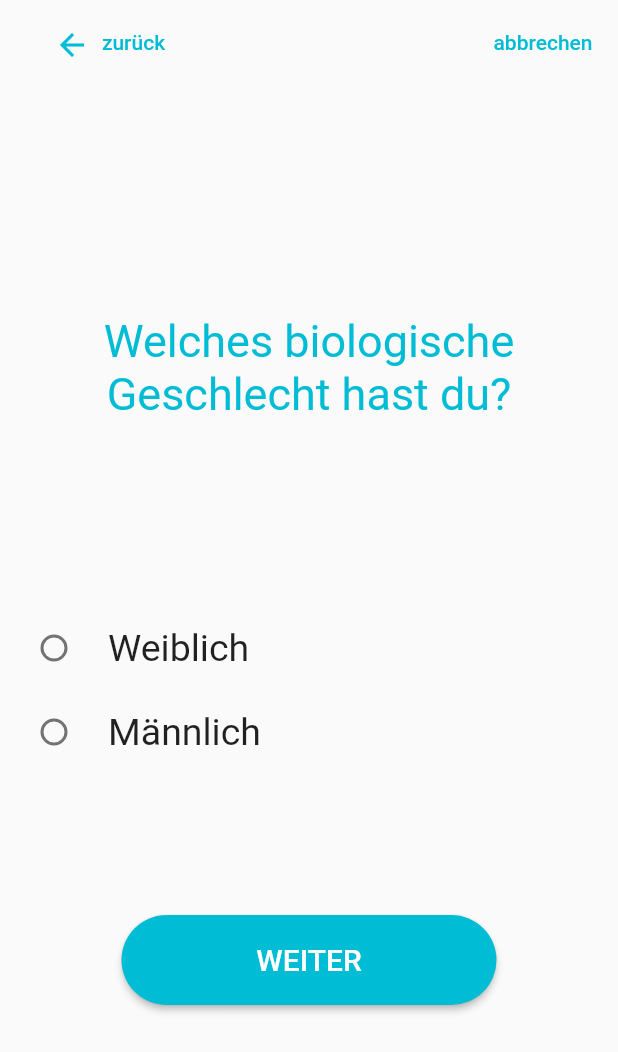
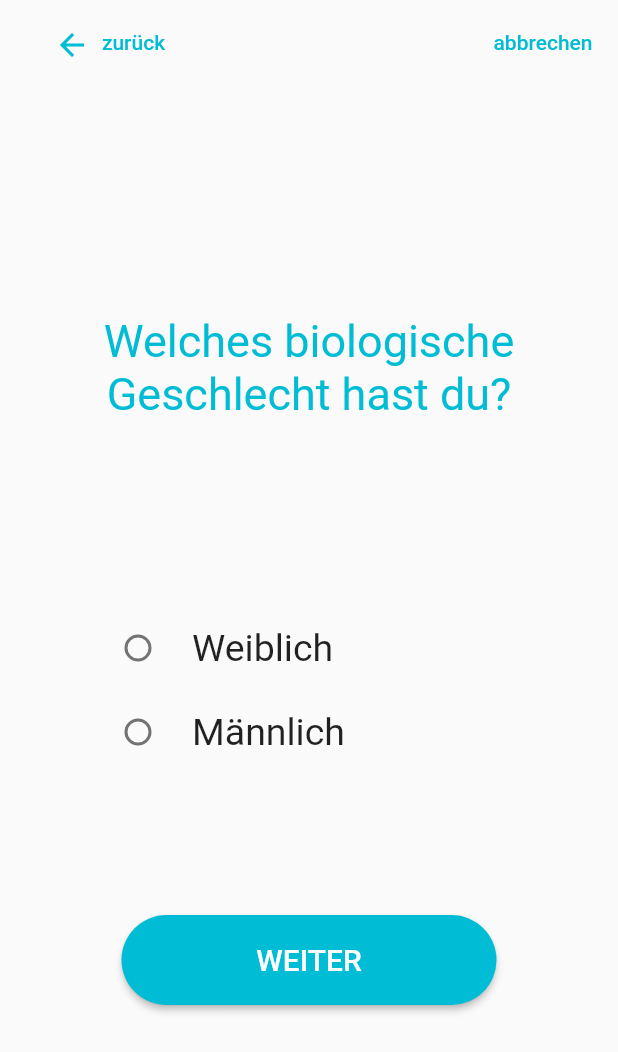
Before and after one commit to VolodymyrBiryuk/31_Digitale_Krankheits_Anamnese_CovOx, a Flutter app: the QuestionBioGender screen opened directly, on a phone screen of 412 x 824 dp. Shown: the top 1052 px of the screen. Run offline on Flutter 3.47's test engine with Material 2 defaults, Android fonts, the phone set to English and light mode, and no system bars; our stand-ins replace flutter_form_builder; Roboto replaces fonts that are missing (Monserrat).

Commit message:
ADD: WIDTH TO MAIN CONTENT

```diff
--- a/app/covox/lib/widgets/title_content_button_widget.dart
+++ b/app/covox/lib/widgets/title_content_button_widget.dart
@@ -27,6 +27,7 @@ class TitleContentButtonWidget extends StatelessWidget {
           children: <Widget>[
             Container(
                 height: 100.0,
+                width: 300.0,
                 child: Align(
                   alignment: Alignment.topCenter,
                   child: RichText(
@@ -49,6 +50,7 @@ class TitleContentButtonWidget extends StatelessWidget {
             Center(
               child: Container(
                height: 300.0,
+               width: 300.0,
                child: mainContent,
               ),
             ),
```
